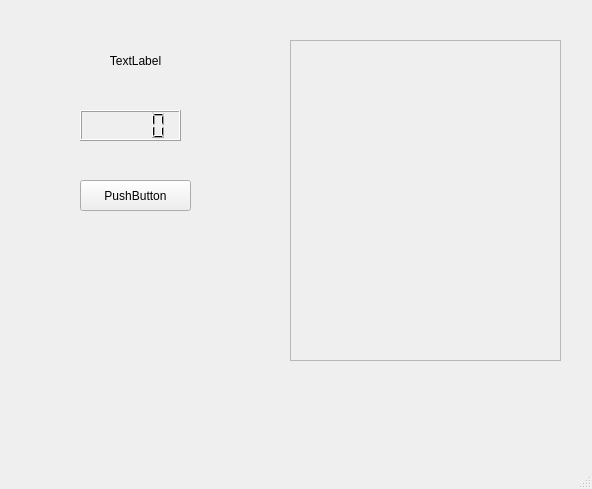
Above: FirstTest.ui from crq-13/PintMegaPapel before the change. Below: the same form after it.
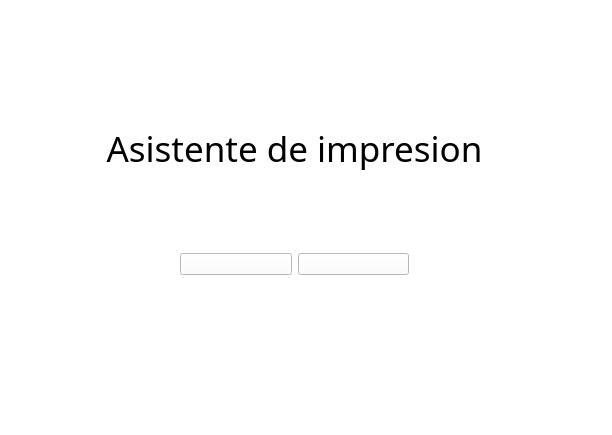
That is the form after the change. Icons and pictures are not drawn.

The edit to the form file:
```diff
--- a/FirstTest.ui
+++ b/FirstTest.ui
@@ -6,28 +6,56 @@
    <rect>
     <x>0</x>
     <y>0</y>
-    <width>592</width>
-    <height>489</height>
+    <width>612</width>
+    <height>435</height>
    </rect>
   </property>
   <property name="windowTitle">
    <string>Pint</string>
   </property>
+  <property name="styleSheet">
+   <string notr="true">background-color: rgb(255, 255, 255);</string>
+  </property>
   <widget class="QWidget" name="centralwidget">
+   <widget class="QLabel" name="label_2">
+    <property name="geometry">
+     <rect>
+      <x>300</x>
+      <y>10</y>
+      <width>261</width>
+      <height>61</height>
+     </rect>
+    </property>
+    <property name="text">
+     <string/>
+    </property>
+    <property name="pixmap">
+     <pixmap resource="source.qrc">:/Icon/Media/Icons/Mega Logo.jpg</pixmap>
+    </property>
+    <property name="scaledContents">
+     <bool>true</bool>
+    </property>
+   </widget>
    <widget class="QLabel" name="label">
     <property name="geometry">
      <rect>
-      <x>60</x>
-      <y>50</y>
-      <width>151</width>
-      <height>21</height>
+      <x>90</x>
+      <y>100</y>
+      <width>409</width>
+      <height>97</height>
      </rect>
     </property>
+    <property name="font">
+     <font>
+      <family>Adobe Heiti Std R</family>
+      <pointsize>26</pointsize>
+     </font>
+    </property>
     <property name="autoFillBackground">
      <bool>false</bool>
     </property>
     <property name="text">
-     <string>TextLabel</string>
+     <string>Asistente de impresion</string>
     </property>
     <property name="alignment">
      <set>Qt::AlignCenter</set>
@@ -36,64 +64,66 @@
      <bool>false</bool>
     </property>
    </widget>
-   <widget class="QLCDNumber" name="lcdNumber">
+   <widget class="QWidget" name="">
     <property name="geometry">
      <rect>
-      <x>80</x>
-      <y>110</y>
-      <width>101</width>
-      <height>31</height>
+      <x>180</x>
+      <y>210</y>
+      <width>229</width>
+      <height>109</height>
      </rect>
     </property>
+    <layout class="QHBoxLayout" name="horizontalLayout_2">
+     <item>
+      <widget class="QPushButton" name="pushButton">
+       <property name="styleSheet">
+        <string notr="true"/>
+       </property>
+       <property name="text">
+        <string/>
+       </property>
+       <property name="icon">
+        <iconset>
+         <normalon>:/Icon/Media/Icons/apple-mail.png</normalon>
+        </iconset>
+       </property>
+       <property name="iconSize">
+        <size>
+         <width>100</width>
+         <height>100</height>
+        </size>
+       </property>
+       <property name="default">
+        <bool>false</bool>
+       </property>
+      </widget>
+     </item>
+     <item>
+      <widget class="QPushButton" name="pushButton_2">
+       <property name="styleSheet">
+        <string notr="true"/>
+       </property>
+       <property name="text">
+        <string/>
+       </property>
+       <property name="icon">
+        <iconset resource="source.qrc">
+         <normaloff>:/Icon/Media/Icons/pen-drive.png</normaloff>:/Icon/Media/Icons/pen-drive.png</iconset>
+       </property>
+       <property name="iconSize">
+        <size>
+         <width>100</width>
+         <height>100</height>
+        </size>
+       </property>
+       <property name="default">
+        <bool>false</bool>
+       </property>
+      </widget>
+     </item>
+    </layout>
    </widget>
-   <widget class="QPushButton" name="pushButton">
-    <property name="geometry">
-     <rect>
-      <x>80</x>
-      <y>180</y>
-      <width>111</width>
-      <height>31</height>
-     </rect>
-    </property>
-    <property name="text">
-     <string>PushButton</string>
-    </property>
-   </widget>
-   <widget class="QScrollArea" name="scrollArea">
-    <property name="geometry">
-     <rect>
-      <x>290</x>
-      <y>40</y>
-      <width>271</width>
-      <height>321</height>
-     </rect>
-    </property>
-    <property name="widgetResizable">
-     <bool>true</bool>
-    </property>
-    <widget class="QWidget" name="scrollAreaWidgetContents">
-     <property name="geometry">
-      <rect>
-       <x>0</x>
-       <y>0</y>
-       <width>269</width>
-       <height>319</height>
-      </rect>
-     </property>
-    </widget>
-   </widget>
   </widget>
-  <widget class="QMenuBar" name="menubar">
-   <property name="geometry">
-    <rect>
-     <x>0</x>
-     <y>0</y>
-     <width>592</width>
-     <height>20</height>
-    </rect>
-   </property>
-  </widget>
-  <widget class="QStatusBar" name="statusbar"/>
  </widget>
  <resources/>
  <connections/>
```
Left out of the diff: 4 changed lines with no effect on the pictures.
